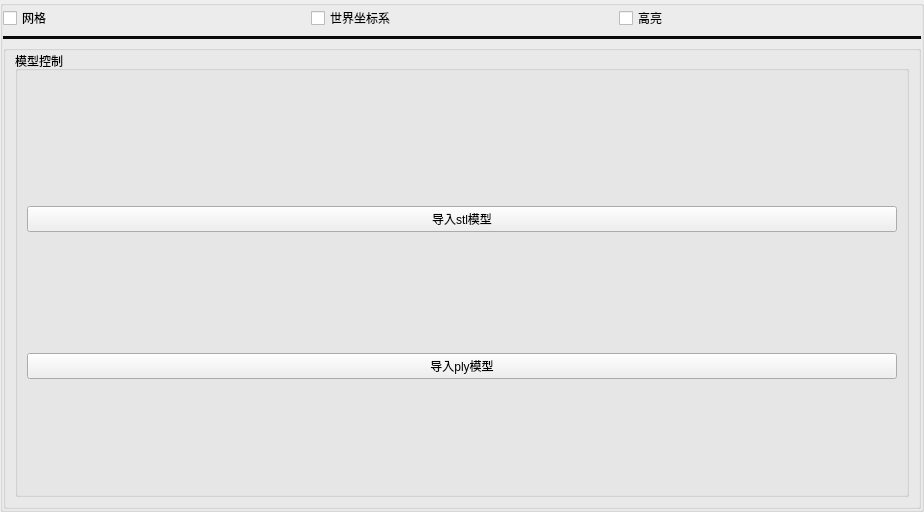
Qt form ModelControl.ui (sakuya0818/STLAndPLYLoader) before a commit.
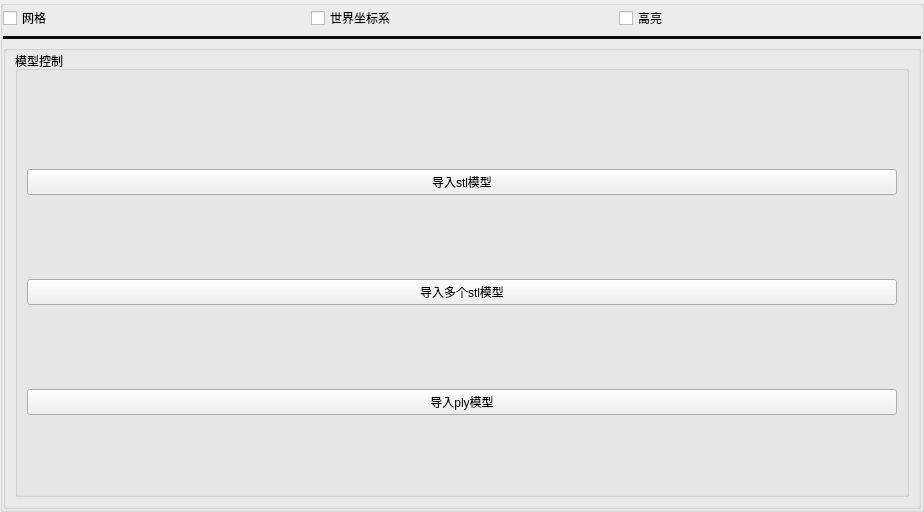
The same form after that commit.

Commit message: 新增添加多个stl模型

The edit to the form file:
```diff
--- a/ModelControl.ui
+++ b/ModelControl.ui
@@ -133,13 +133,20 @@
            <property name="title">
             <string>模型控制</string>
            </property>
-           <layout class="QGridLayout" name="gridLayout_2" rowstretch="1,0" columnstretch="0">
+           <layout class="QGridLayout" name="gridLayout_2" rowstretch="1,0,0" columnstretch="0">
             <property name="topMargin">
              <number>20</number>
             </property>
             <property name="bottomMargin">
              <number>0</number>
             </property>
+            <item row="2" column="0">
+             <widget class="QPushButton" name="Btn_ImportPLY">
+              <property name="text">
+               <string>导入ply模型</string>
+              </property>
+             </widget>
+            </item>
             <item row="0" column="0">
              <widget class="QPushButton" name="Btn_ImportSTL">
               <property name="text">
@@ -148,9 +155,9 @@
              </widget>
             </item>
             <item row="1" column="0">
-             <widget class="QPushButton" name="Btn_ImportPLY">
+             <widget class="QPushButton" name="Btn_ImportMultiSTL">
               <property name="text">
-               <string>导入ply模型</string>
+               <string>导入多个stl模型</string>
               </property>
              </widget>
             </item>
```
The commit also changes 5 other files.
